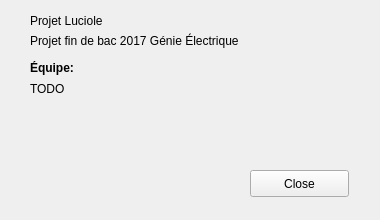
pgTech123/Luciole, file UI/aboutus.ui: the form before one commit.
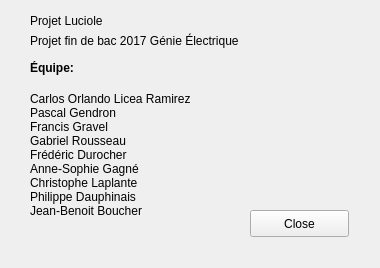
The form after the commit. Icons and pictures are not drawn.

The edit to the form file:
```diff
--- a/UI/aboutus.ui
+++ b/UI/aboutus.ui
@@ -7,11 +7,11 @@
     <x>0</x>
     <y>0</y>
     <width>380</width>
-    <height>220</height>
+    <height>268</height>
    </rect>
   </property>
   <property name="sizePolicy">
-   <sizepolicy hsizetype="Preferred" vsizetype="Preferred">
+   <sizepolicy hsizetype="MinimumExpanding" vsizetype="MinimumExpanding">
     <horstretch>0</horstretch>
     <verstretch>0</verstretch>
    </sizepolicy>
@@ -55,7 +55,7 @@
    <property name="geometry">
     <rect>
      <x>250</x>
-     <y>170</y>
+     <y>210</y>
      <width>99</width>
      <height>27</height>
     </rect>
@@ -101,12 +101,15 @@
     <rect>
      <x>30</x>
      <y>80</y>
-     <width>67</width>
-     <height>17</height>
+     <width>211</width>
+     <height>151</height>
     </rect>
    </property>
    <property name="text">
-    <string>TODO</string>
+    <string>&lt;html&gt;&lt;head/&gt;&lt;body&gt;&lt;p&gt;Carlos Orlando Licea Ramirez&lt;br/&gt;Pascal Gendron&lt;br/&gt;Francis Gravel&lt;br/&gt;Gabriel Rousseau&lt;br/&gt;Frédéric Durocher&lt;br/&gt;Anne-Sophie Gagné&lt;br/&gt;Christophe Laplante&lt;br/&gt;Philippe Dauphinais&lt;br/&gt;Jean-Benoit Boucher&lt;/p&gt;&lt;/body&gt;&lt;/html&gt;</string>
+   </property>
+   <property name="textFormat">
+    <enum>Qt::RichText</enum>
    </property>
   </widget>
  </widget>
```
